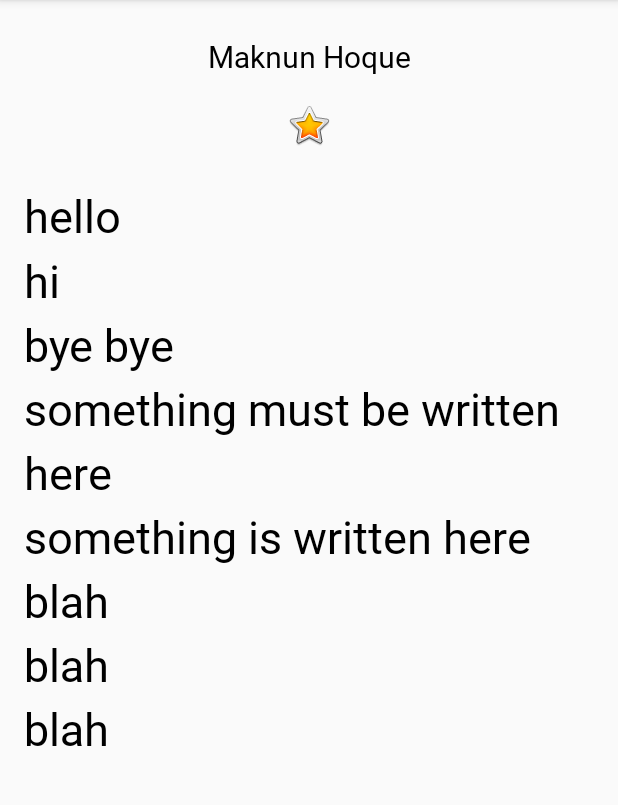
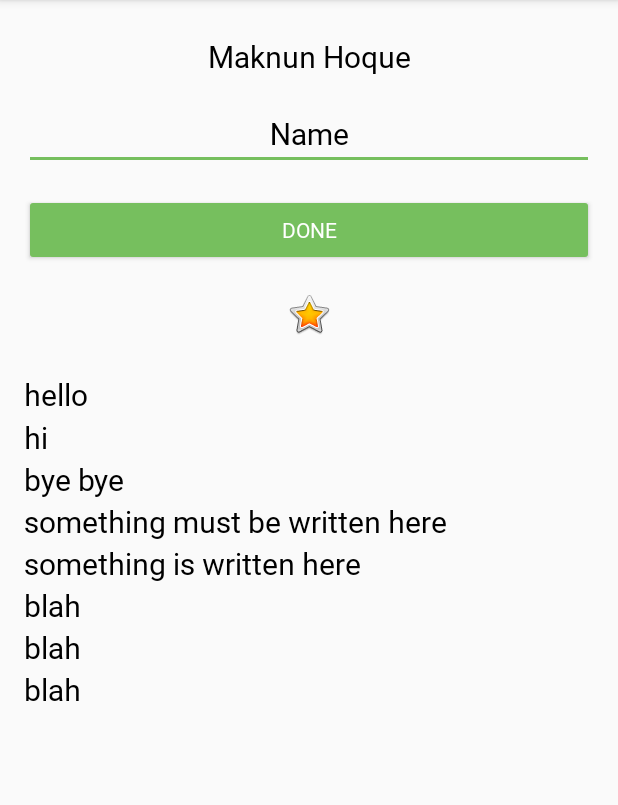
Before and after one commit to maknunlakme/About-Me, an Android app: the screen it shows after launch (MainActivity), on a phone screen of 412 x 824 dp, the part 84-889 px from its top. Run offline under Robolectric (Android 15) with nearby library versions, the phone set to English and light mode, and no system bars.

Commit message:
Add done button

```diff
--- a/app/src/main/java/com/example/aboutme/MainActivity.kt
+++ b/app/src/main/java/com/example/aboutme/MainActivity.kt
@@ -1,12 +1,37 @@
 package com.example.aboutme
 
+import android.content.Context
 import android.support.v7.app.AppCompatActivity
 import android.os.Bundle
+import android.view.View
+import android.view.inputmethod.InputMethod
+import android.view.inputmethod.InputMethodManager
+import android.widget.Button
+import android.widget.EditText
+import android.widget.TextView
 
 class MainActivity : AppCompatActivity() {
 
     override fun onCreate(savedInstanceState: Bundle?) {
         super.onCreate(savedInstanceState)
         setContentView(R.layout.activity_main)
+
+        findViewById<Button>(R.id.done_button).setOnClickListener{
+            addNickname(it)
+        }
+    }
+
+    private fun addNickname(view: View) {
+        val editText = findViewById<EditText>(R.id.nickname_edit)
+        val nicknameTextView = findViewById<TextView>(R.id.nickname_text)
+
+        nicknameTextView.text = editText.text
+        editText.visibility = View.GONE
+        view.visibility = View.GONE
+        nicknameTextView.visibility = View.VISIBLE
+
+        //hide the keyboard
+        val imm = getSystemService(Context.INPUT_METHOD_SERVICE) as InputMethodManager
+        imm.hideSoftInputFromWindow(view.windowToken, 0)
     }
 }
--- a/app/src/main/res/layout/activity_main.xml
+++ b/app/src/main/res/layout/activity_main.xml
@@ -12,6 +12,28 @@
             android:textColor="@android:color/black" android:paddingTop="@dimen/small_padding"
             android:layout_marginTop="@dimen/layout_margin" android:fontFamily="@font/roboto"
             android:textAlignment="center"/>
+    <EditText
+            android:layout_width="match_parent"
+            android:layout_height="wrap_content"
+            android:inputType="textPersonName"
+            android:text="Name"
+            android:ems="10"
+            android:id="@+id/nickname_edit" android:textAlignment="center" style="@style/NameStyle"
+            android:autofillHints="" android:hint="@string/what_is_your_nickname"/>
+    <Button
+            android:text="@string/done"
+            style="@style/Widget.AppCompat.Button.Colored"
+            android:layout_width="match_parent"
+            android:layout_height="wrap_content"
+            android:layout_gravity="center_horizontal"
+            android:layout_marginTop="@dimen/layout_margin"
+            android:fontFamily="@font/roboto"
+            android:id="@+id/done_button"/>
+    <TextView
+            android:text="TextView"
+            android:layout_width="match_parent"
+            android:layout_height="wrap_content" android:id="@+id/nickname_text" style="@style/NameStyle"
+            android:textAlignment="center" android:visibility="gone"/>
     <ImageView
             android:layout_width="match_parent"
             android:layout_height="wrap_content"
--- a/app/src/main/res/values/colors.xml
+++ b/app/src/main/res/values/colors.xml
@@ -2,5 +2,5 @@
 <resources>
     <color name="colorPrimary">#008577</color>
     <color name="colorPrimaryDark">#00574B</color>
-    <color name="colorAccent">#D81B60</color>
+    <color name="colorAccent">#76bf5e</color>
 </resources>
--- a/app/src/main/res/values/strings.xml
+++ b/app/src/main/res/values/strings.xml
@@ -6,4 +6,6 @@
         bye\nsomething must be written
         here\nsomething is written
         here\nblah\nblah\nblah\n</string>
+    <string name="what_is_your_nickname">What is your nickname?</string>
+    <string name="done">Done</string>
 </resources>
--- a/app/src/main/res/values/styles.xml
+++ b/app/src/main/res/values/styles.xml
@@ -8,8 +8,7 @@
         <item name="colorAccent">@color/colorAccent</item>
     </style>
     <style name="NameStyle">
-        <item name="android:layout_weight">1</item>
-        <item name="android:textSize">30sp</item>
+        <item name="android:textSize">20sp</item>
         <item name="android:textColor">@android:color/black</item>
         <item name="android:paddingTop">@dimen/small_padding</item>
         <item name="android:layout_marginTop">@dimen/layout_margin</item>
```
